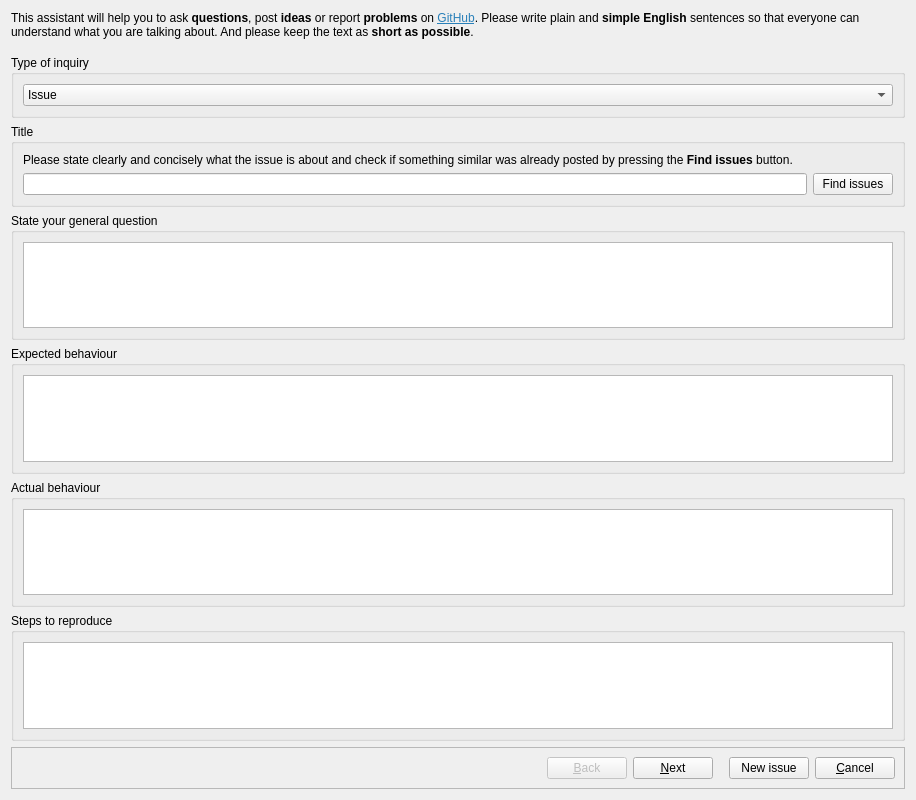
Above: qownnotes/dialogs/issueassistantdialog.ui from Samael340/qownnotes_alt before the change. Below: the same form after it.
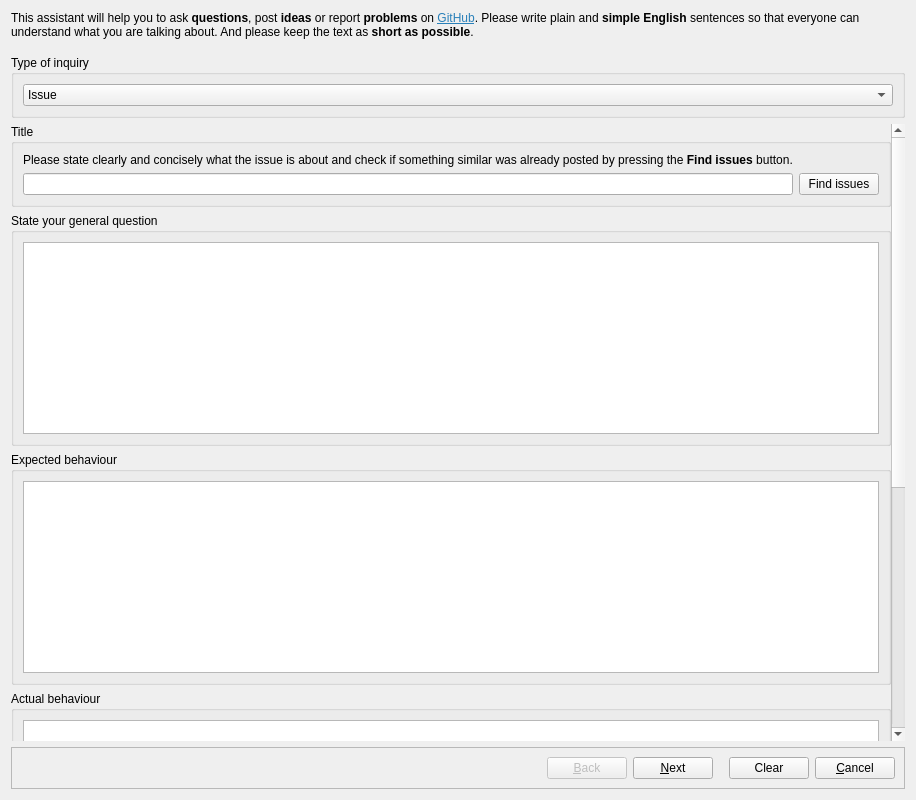
That is the form after the change. Icons and pictures are not drawn. Custom widgets are drawn as their Qt base class.

```diff
--- a/qownnotes/dialogs/issueassistantdialog.ui
+++ b/qownnotes/dialogs/issueassistantdialog.ui
@@ -103,7 +103,7 @@
          <string notr="true">Reset this dialog and create a new issue</string>
         </property>
         <property name="text">
-         <string notr="true">New issue</string>
+         <string notr="true">Clear</string>
         </property>
         <property name="icon">
          <iconset theme="document-new" resource="../breeze-qownnotes.qrc">
@@ -159,20 +159,37 @@
        <property name="bottomMargin">
         <number>0</number>
        </property>
-       <item row="7" column="1">
-        <spacer name="verticalSpacer">
-         <property name="orientation">
-          <enum>Qt::Vertical</enum>
-         </property>
-         <property name="sizeHint" stdset="0">
-          <size>
-           <width>20</width>
-           <height>40</height>
-          </size>
-         </property>
-        </spacer>
-       </item>
        <item row="1" column="1">
+        <widget class="QScrollArea" name="scrollArea">
+         <property name="frameShape">
+          <enum>QFrame::NoFrame</enum>
+         </property>
+         <property name="widgetResizable">
+          <bool>true</bool>
+         </property>
+         <widget class="QWidget" name="scrollAreaWidgetContents">
+          <property name="geometry">
+           <rect>
+            <x>0</x>
+            <y>0</y>
+            <width>884</width>
+            <height>1149</height>
+           </rect>
+          </property>
+          <layout class="QVBoxLayout" name="verticalLayout_4">
+           <property name="leftMargin">
+            <number>0</number>
+           </property>
+           <property name="topMargin">
+            <number>0</number>
+           </property>
+           <property name="rightMargin">
+            <number>0</number>
+           </property>
+           <property name="bottomMargin">
+            <number>0</number>
+           </property>
+           <item>
         <widget class="QGroupBox" name="titleGroupBox">
          <property name="title">
           <string notr="true">Title</string>
@@ -211,6 +228,58 @@
          </layout>
         </widget>
        </item>
+           <item>
+            <widget class="QGroupBox" name="questionGroupBox">
+             <property name="title">
+              <string notr="true">State your general question</string>
+             </property>
+             <layout class="QHBoxLayout" name="horizontalLayout_3">
+              <item>
+               <widget class="QOwnNotesMarkdownTextEdit" name="questionPlainTextEdit"/>
+              </item>
+             </layout>
+            </widget>
+           </item>
+           <item>
+            <widget class="QGroupBox" name="expectedBehaviourGroupBox">
+             <property name="title">
+              <string notr="true">Expected behaviour</string>
+             </property>
+             <layout class="QHBoxLayout" name="horizontalLayout_4">
+              <item>
+               <widget class="QOwnNotesMarkdownTextEdit" name="expectedBehaviourPlainTextEdit"/>
+              </item>
+             </layout>
+            </widget>
+           </item>
+           <item>
+            <widget class="QGroupBox" name="actualBehaviourGroupBox">
+             <property name="title">
+              <string notr="true">Actual behaviour</string>
+             </property>
+             <layout class="QHBoxLayout" name="horizontalLayout_6">
+              <item>
+               <widget class="QOwnNotesMarkdownTextEdit" name="actualBehaviourPlainTextEdit"/>
+              </item>
+             </layout>
+            </widget>
+           </item>
+           <item>
+            <widget class="QGroupBox" name="stepsGroupBox">
+             <property name="title">
+              <string notr="true">Steps to reproduce</string>
+             </property>
+             <layout class="QHBoxLayout" name="horizontalLayout_7">
+              <item>
+               <widget class="QOwnNotesMarkdownTextEdit" name="stepsPlainTextEdit"/>
+              </item>
+             </layout>
+            </widget>
+           </item>
+          </layout>
+         </widget>
+        </widget>
+       </item>
        <item row="0" column="1">
         <widget class="QGroupBox" name="issueTypeGroupBox">
          <property name="title">
@@ -239,54 +308,6 @@
          </layout>
         </widget>
        </item>
-       <item row="3" column="1">
-        <widget class="QGroupBox" name="expectedBehaviourGroupBox">
-         <property name="title">
-          <string notr="true">Expected behaviour</string>
-         </property>
-         <layout class="QHBoxLayout" name="horizontalLayout_4">
-          <item>
-           <widget class="QOwnNotesMarkdownTextEdit" name="expectedBehaviourPlainTextEdit"/>
-          </item>
-         </layout>
-        </widget>
-       </item>
-       <item row="2" column="1">
-        <widget class="QGroupBox" name="questionGroupBox">
-         <property name="title">
-          <string notr="true">State your general question</string>
-         </property>
-         <layout class="QHBoxLayout" name="horizontalLayout_3">
-          <item>
-           <widget class="QOwnNotesMarkdownTextEdit" name="questionPlainTextEdit"/>
-          </item>
-         </layout>
-        </widget>
-       </item>
-       <item row="5" column="1">
-        <widget class="QGroupBox" name="stepsGroupBox">
-         <property name="title">
-          <string notr="true">Steps to reproduce</string>
-         </property>
-         <layout class="QHBoxLayout" name="horizontalLayout_7">
-          <item>
-           <widget class="QOwnNotesMarkdownTextEdit" name="stepsPlainTextEdit"/>
-          </item>
-         </layout>
-        </widget>
-       </item>
-       <item row="4" column="1">
-        <widget class="QGroupBox" name="actualBehaviourGroupBox">
-         <property name="title">
-          <string notr="true">Actual behaviour</string>
-         </property>
-         <layout class="QHBoxLayout" name="horizontalLayout_6">
-          <item>
-           <widget class="QOwnNotesMarkdownTextEdit" name="actualBehaviourPlainTextEdit"/>
-          </item>
-         </layout>
-        </widget>
-       </item>
       </layout>
      </widget>
      <widget class="QWidget" name="logOutputPagePage">
```
Left out of the diff: 4 changed lines with no effect on the pictures. Lines whose indentation alone changed are shown as unchanged.
